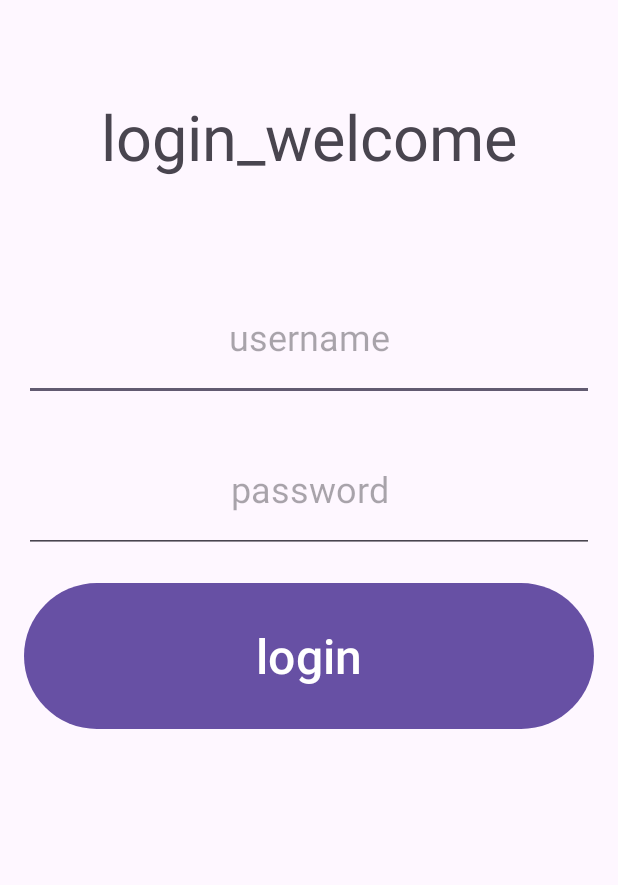
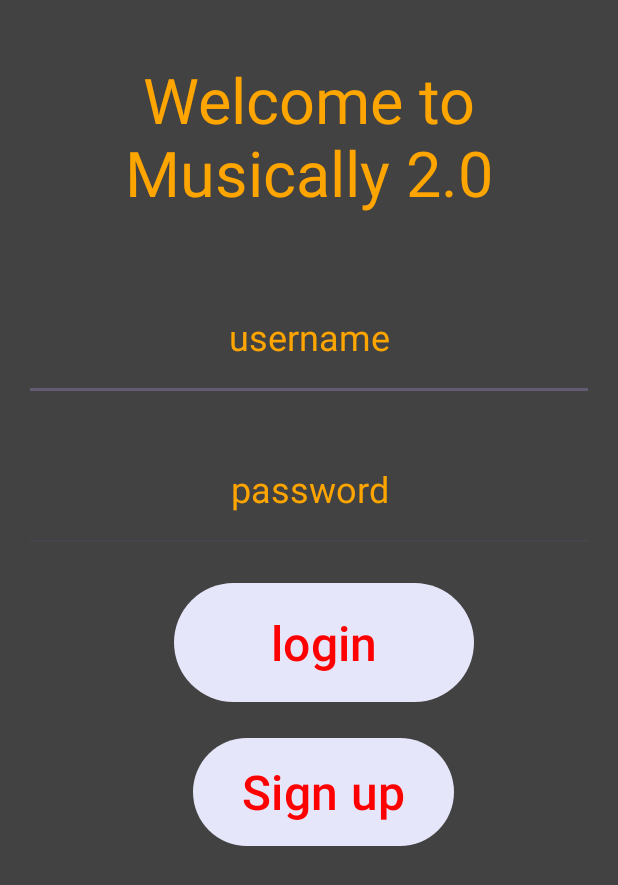
Before and after one commit to aconst26/Music_App, an Android app: the screen it shows after launch (LoginActivity), on a phone screen of 412 x 824 dp. Shown: the top 885 px of the screen. Run offline under Robolectric (Android 15) with nearby library versions, the phone set to English and light mode, and no system bars; our stand-ins replace Room's generated code.

Commit message:
Change design and created new activity_sign_up.xml

```diff
--- a/app/src/main/AndroidManifest.xml
+++ b/app/src/main/AndroidManifest.xml
@@ -13,6 +13,9 @@
         android:theme="@style/Theme.MusicApp"
         tools:targetApi="31">
         <activity
+            android:name=".SignUpActivity"
+            android:exported="false" />
+        <activity
             android:name=".LoginActivity"
             android:exported="false" />
         <activity
--- /dev/null
+++ b/app/src/main/java/com/example/musicapp/SignUpActivity.java
@@ -0,0 +1,24 @@
+package com.example.musicapp;
+
+import android.os.Bundle;
+
+import androidx.activity.EdgeToEdge;
+import androidx.appcompat.app.AppCompatActivity;
+import androidx.core.graphics.Insets;
+import androidx.core.view.ViewCompat;
+import androidx.core.view.WindowInsetsCompat;
+
+public class SignUpActivity extends AppCompatActivity {
+
+    @Override
+    protected void onCreate(Bundle savedInstanceState) {
+        super.onCreate(savedInstanceState);
+        EdgeToEdge.enable(this);
+        setContentView(R.layout.activity_sign_up);
+        ViewCompat.setOnApplyWindowInsetsListener(findViewById(R.id.main), (v, insets) -> {
+            Insets systemBars = insets.getInsets(WindowInsetsCompat.Type.systemBars());
+            v.setPadding(systemBars.left, systemBars.top, systemBars.right, systemBars.bottom);
+            return insets;
+        });
+    }
+}
--- a/app/src/main/res/layout/activity_login.xml
+++ b/app/src/main/res/layout/activity_login.xml
@@ -5,6 +5,7 @@
     android:id="@+id/main"
     android:layout_width="match_parent"
     android:layout_height="match_parent"
+    style="@style/ScreenBackground"
     tools:context=".LoginActivity">
 
     <TextView
@@ -13,9 +14,10 @@
         android:layout_marginBottom="24dip"
         android:id="@+id/titleLoginTextView"
         android:textSize="42sp"
-        android:text="@string/login_welcome"
+        android:text="@string/welcome_to_musically_2_0"
         android:gravity="center"
         android:layout_margin="16dip"
+        android:textColor="@color/orange"
         app:layout_constraintTop_toTopOf="parent"
         app:layout_constraintStart_toStartOf="parent"
         app:layout_constraintEnd_toEndOf="parent" />
@@ -31,6 +33,7 @@
         app:layout_constraintStart_toStartOf="parent"
         app:layout_constraintEnd_toEndOf="parent"
         android:autofillHints="Please enter username"
+        android:textColorHint="@color/orange"
         android:gravity="center"
         android:textSize="24sp" />
 
@@ -44,20 +47,38 @@
         android:layout_margin="16dp"
         app:layout_constraintStart_toStartOf="parent"
         app:layout_constraintEnd_toEndOf="parent"
-        android:autofillHints="Please enter username"
+        android:autofillHints="Please enter password"
+        android:textColorHint="@color/orange"
         android:gravity="center"
         android:textSize="24sp" />
 
+
     <Button
-        android:layout_width="match_parent"
-        android:layout_height="105dp"
-        app:layout_constraintTop_toBottomOf="@+id/passwordLoginEditText"
         android:id="@+id/loginButton"
+        android:layout_width="200dp"
+        android:layout_height="87dp"
+        android:layout_margin="16dp"
+        android:layout_marginTop="12dp"
         android:text="@string/login"
         android:textSize="32sp"
+
+        app:layout_constraintEnd_toEndOf="parent"
+        app:layout_constraintHorizontal_bias="0.556"
+        app:layout_constraintStart_toStartOf="parent"
+        app:layout_constraintTop_toBottomOf="@+id/passwordLoginEditText" />
+
+    <Button
+        android:id="@+id/signUpButton"
+        android:layout_width="174dp"
+        android:layout_height="80dp"
         android:layout_margin="16dp"
+        android:layout_marginTop="8dp"
+        android:text="@string/sign_up"
+        android:textSize="32sp"
+        app:layout_constraintEnd_toEndOf="parent"
+        app:layout_constraintHorizontal_bias="0.548"
         app:layout_constraintStart_toStartOf="parent"
-        app:layout_constraintEnd_toEndOf="parent" />
+        app:layout_constraintTop_toBottomOf="@+id/loginButton" />
 
 
 </androidx.constraintlayout.widget.ConstraintLayout>
--- /dev/null
+++ b/app/src/main/res/layout/activity_sign_up.xml
@@ -0,0 +1,12 @@
+<?xml version="1.0" encoding="utf-8"?>
+<androidx.constraintlayout.widget.ConstraintLayout xmlns:android="http://schemas.android.com/apk/res/android"
+    xmlns:app="http://schemas.android.com/apk/res-auto"
+    xmlns:tools="http://schemas.android.com/tools"
+    android:id="@+id/main"
+    android:layout_width="match_parent"
+    android:layout_height="match_parent"
+    tools:context=".SignUpActivity">
+
+
+
+</androidx.constraintlayout.widget.ConstraintLayout>
--- a/app/src/main/res/menu/logout_menu.xml
+++ b/app/src/main/res/menu/logout_menu.xml
@@ -3,9 +3,40 @@
     xmlns:app="http://schemas.android.com/apk/res-auto">
 
     <item
-        android:id="@+id/logoutMenuItem"
-        android:title="LOGGED IN"
-        app:showAsAction="ifRoom"
-        />
+         android:id="@+id/logoutMenuItem"
+         android:title="@string/logout"
+         app:showAsAction="ifRoom"
+         />
 
-</menu>
+    <!--
+
+         <item
+             android:id="@+id/OptionsMenu"
+             android:title="@string/options"
+             app:showAsAction="ifRoom">
+             <menu>
+                 <item
+                     android:id="@+id/logOutMenuItem"
+                     android:title="@string/logout"/>
+                 <item
+                     android:id="@+id/CreateNewPlaylist"
+                     android:title="@string/createnewplaylist"/>
+                 <item
+                     android:id="@+id/accountSettings"
+                     android:title="@string/settings" />
+
+
+
+
+             </menu>
+
+
+         </item>-->
+
+
+
+
+
+
+
+ </menu>
--- a/app/src/main/res/values/colors.xml
+++ b/app/src/main/res/values/colors.xml
@@ -2,4 +2,10 @@
 <resources>
     <color name="black">#FF000000</color>
     <color name="white">#FFFFFFFF</color>
+    <color name="lavender">#E6E6FA</color>
+    <color name="red"> #FF0000</color>
+    <color name= "orange"> #FFA500</color>
+
+
+
 </resources>
--- a/app/src/main/res/values/strings.xml
+++ b/app/src/main/res/values/strings.xml
@@ -9,4 +9,8 @@
     <string name="login">login</string>
     <string name="preference_file_key">examplePreferenceFileNameMusicApp</string>
     <string name="preference_userId_key">examplePreferenceUserIdKeyMusicApp</string>
+    <string name="welcome_to_musically_2_0">Welcome to Musically 2.0</string>
+    <string name="sign_up">Sign up</string>
+    <string name="logged_in">LOGGED IN</string>
+    <string name="options">Options</string>
 </resources>
--- a/app/src/main/res/values/themes.xml
+++ b/app/src/main/res/values/themes.xml
@@ -3,7 +3,13 @@
     <style name="Base.Theme.MusicApp" parent="Theme.Material3.DayNight.NoActionBar">
         <!-- Customize your light theme here. -->
         <!-- <item name="colorPrimary">@color/my_light_primary</item> -->
+
+        <item name="colorPrimary"> @color/lavender</item>
+        <item name="color">@color/orange</item>
+        <item name="colorOnPrimary">@color/red </item>
     </style>
 
     <style name="Theme.MusicApp" parent="Base.Theme.MusicApp" />
+
+    <style name="ScreenBackground"><item name ="android:background">@color/cardview_dark_background</item> </style>
 </resources>
```
